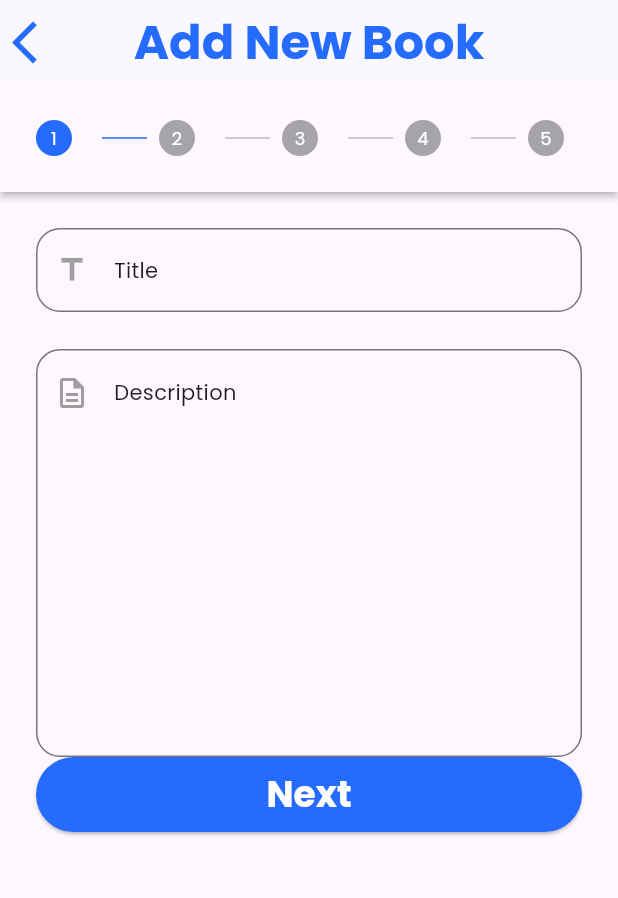
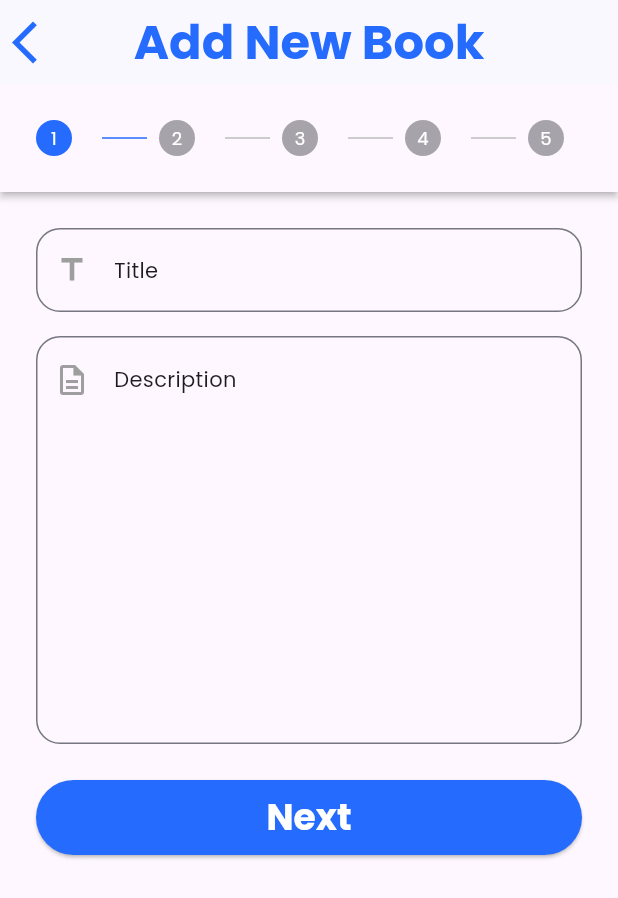
Before and after one commit to AsimAyman/bookly, a Flutter app: the HomeView screen opened by its route, after a tap on the "menu" icon, after a tap on "Advertise you book", on a phone screen of 412 x 824 dp. Shown: the top 898 px of the screen. Run offline on Flutter 3.47's test engine with Material 3 defaults, Android fonts, the phone set to English and light mode, and no system bars; our stand-ins replace bloc, carousel_slider, dartz, dio, expandable_text, flutter_bloc and 9 more; accounts and stored records are empty; network calls fail.

Commit message:
update project and apis

```diff
--- a/lib/core/routing/routes.dart
+++ b/lib/core/routing/routes.dart
@@ -31,8 +31,8 @@ abstract class Routes {
   static final router = GoRouter(routes: [
     GoRoute(
       name: kSplashView,
-     // path: '/',
-      path: '/a',
+     path: '/',
+      // path: '/a',
       builder: (context, state) => const SplashView(),
     ),
     GoRoute(
@@ -132,8 +132,8 @@ abstract class Routes {
     ),
     GoRoute(
       name: kAdvertiseView,
-      //path: '/AdvertiseView',
-      path: '/',
+      path: '/AdvertiseView',
+      // path: '/',
       pageBuilder: (context, state) =>
           RouterTransitionFactory.getTransitionPage(
             context: context,
--- a/lib/features/advertise/view/views/widgets/categories.dart
+++ b/lib/features/advertise/view/views/widgets/categories.dart
@@ -36,7 +36,8 @@ class _CategoriesState extends State<Categories> {
                     value: AdvertiseCubit
                         .get(context)
                         .selectedBookType,),
-                  SizedBox(height: deviceHeight * .03),
+                  const SizedBox(height: 16,),
+
                   // CustomDropDownMenu<String>(items: CategoryHandler.allCategories,
                   //     label: 'Categories',
                   //     onSelect: (v) => {},
@@ -51,6 +52,8 @@ class _CategoriesState extends State<Categories> {
                   //         .selectedBookType),
 
                   getSubDropDown(),
+                  const SizedBox(height: 24,),
+
                   CustomMainButton(
                     txt: 'Next',
                     onTap: () {
--- a/lib/features/advertise/view/views/widgets/details.dart
+++ b/lib/features/advertise/view/views/widgets/details.dart
@@ -23,13 +23,12 @@ class Details extends StatelessWidget {
             iconData: Icons.title_outlined,
             validator: ValidatorHandler.titleValidator,
           ),
-          SizedBox(
-            height: deviceHeight * .03,
-          ),
+          const SizedBox(height: 16,),
           DescriptionTextField(
               validator: ValidatorHandler.descriptionValidator,
               textEditingController:
                   AdvertiseCubit.get(context).descriptionController),
+          const SizedBox(height: 24,),
           CustomMainButton(
             txt: 'Next',
             onTap: () {
--- a/lib/features/advertise/view/views/widgets/images.dart
+++ b/lib/features/advertise/view/views/widgets/images.dart
@@ -21,6 +21,8 @@ class Images extends StatelessWidget {
                 ),
               ),
           const ImageAdder(),
+          const SizedBox(height: 24,),
+
           CustomMainButton(
             txt: 'Next',
             onTap: () {
--- a/lib/features/advertise/view/views/widgets/location.dart
+++ b/lib/features/advertise/view/views/widgets/location.dart
@@ -31,7 +31,7 @@ class Location extends StatelessWidget {
               items: GovernHandler.allGoverns,
               onSelect: AdvertiseCubit.get(context).onSelectGovernorate,
             ),
-            SizedBox(height: deviceHeight * .03),
+            const SizedBox(height: 16,),
             CustomTextFormField(
               textInputType: TextInputType.text,
               validator: ValidatorHandler.cityValidator,
@@ -39,6 +39,8 @@ class Location extends StatelessWidget {
                     AdvertiseCubit.get(context).cityController,
                 hintTxt: 'City',
                 iconData: Icons.location_city),
+            const SizedBox(height: 24,),
+
             CustomMainButton(
               txt: 'Next',
               onTap: () {
--- a/lib/features/advertise/view/views/widgets/price.dart
+++ b/lib/features/advertise/view/views/widgets/price.dart
@@ -34,19 +34,22 @@ class Price extends StatelessWidget {
                 validator:ValidatorHandler.priceValidator,
                 iconData: Icons.price_change_outlined,
               ),
-              SizedBox(height: deviceHeight * .03),
+              const SizedBox(height: 16,),
               CustomDropDownMenu<String>(
                 items: BookConditionHandler.allBookConditions,
                 label: 'Book Conditions',
                 onSelect: AdvertiseCubit.get(context).onSelectCondition,
                 value: AdvertiseCubit.get(context).selectedCondition,
               ),
-              SizedBox(height: deviceHeight * .03),
+              const SizedBox(height: 16,),
               CheckboxListTile(
                   title: const Text('Negotiable'), value: AdvertiseCubit.get(context).isNegotiable, onChanged: (value) => AdvertiseCubit.get(context).toggleNegotiable(value),),
-              SizedBox(height: deviceHeight * .03),
+              const SizedBox(height: 16,),
+
               CheckboxListTile(
                   title: const Text('Exchangeable'), value: AdvertiseCubit.get(context).isExchangeable, onChanged: (value) => AdvertiseCubit.get(context).toggleExchangeable(value),),
+              const SizedBox(height: 24,),
+
               CustomMainButton(
                 txt: 'Next',
                 onTap: () {
--- a/lib/features/book_details/view/views/widgets/custom_carousel_images.dart
+++ b/lib/features/book_details/view/views/widgets/custom_carousel_images.dart
@@ -8,7 +8,7 @@ class CustomCarouselImages extends StatefulWidget {
     required this.imgs,
   });
 
-  final List<String> imgs;
+  final List<dynamic> imgs;
 
   @override
   State<CustomCarouselImages> createState() => _CustomCarouselImagesState();
--- a/lib/features/home/view/views/widgets/custom_book_container.dart
+++ b/lib/features/home/view/views/widgets/custom_book_container.dart
@@ -13,9 +13,6 @@ class CustomBookContainer extends StatelessWidget {
 
   @override
   Widget build(BuildContext context) {
-
-    String img = bookModel.imgsPath[0];
-    String firstImage = img.substring(img.indexOf("/storage"));
     return GestureDetector(
       onTap: () {
         GoRouter.of(context).pushNamed(Routes.kBookDetailsView,extra: bookModel);
@@ -39,7 +36,7 @@ class CustomBookContainer extends StatelessWidget {
                 topLeft: Radius.circular(16),
                 bottomLeft: Radius.circular(16),
               ),
-              child: CustomBookContainerNetworkImage(image: firstImage),
+              child: CustomBookContainerNetworkImage(image: bookModel.imgsPath[0]),
             ),
             const SizedBox(
               width: 16,
--- a/lib/features/my_ads/view/views/my_ads_body.dart
+++ b/lib/features/my_ads/view/views/my_ads_body.dart
@@ -27,6 +27,8 @@ class MyAdsBody extends StatelessWidget {
         },
         builder: (context, state) {
           return SafeArea(
+            child: Padding(
+              padding: const EdgeInsets.symmetric(horizontal: 16),
               child: Column(
                 children: [
                   const CustomSimpleAppBar(
@@ -61,6 +63,7 @@ class MyAdsBody extends StatelessWidget {
                       : const SizedBox(),
                 ],
               ),
+            ),
           );
         },
       ),
--- a/pubspec.yaml
+++ b/pubspec.yaml
@@ -63,6 +63,7 @@ dependencies:
   shared_preferences: ^2.2.2
   url_launcher: ^6.2.5
   image_picker: ^1.0.7
+  shimmer: ^3.0.0
 dev_dependencies:
   flutter_test:
     sdk: flutter
```
Also changed, not shown: lib/features/book_details/view/views/widgets/book_details_body.dart (+2 -5 lines), lib/features/home/view/views/widgets/custom_book_container_network_image.dart (+16 -6 lines), pubspec.lock. Lines whose indentation alone changed are shown as unchanged.
